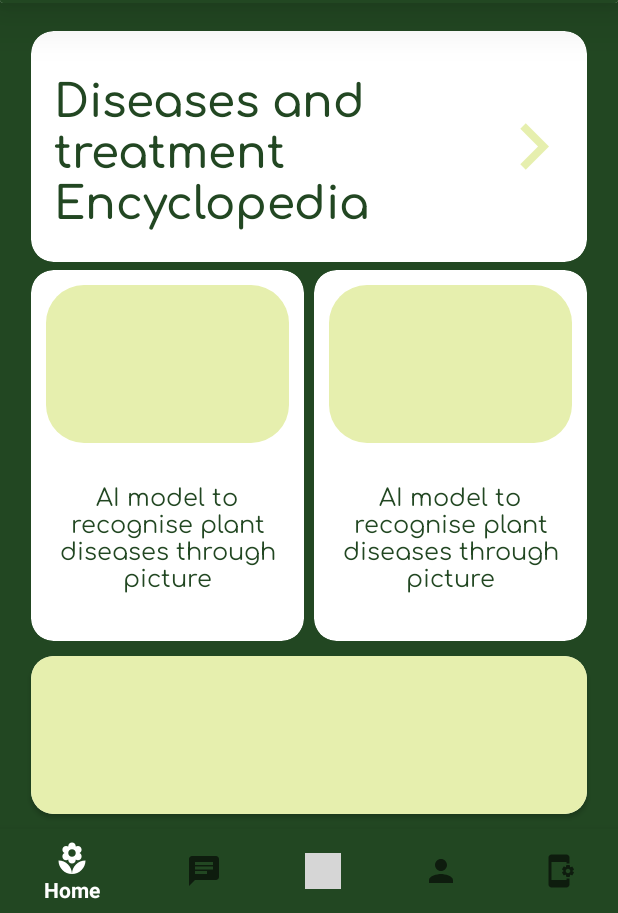
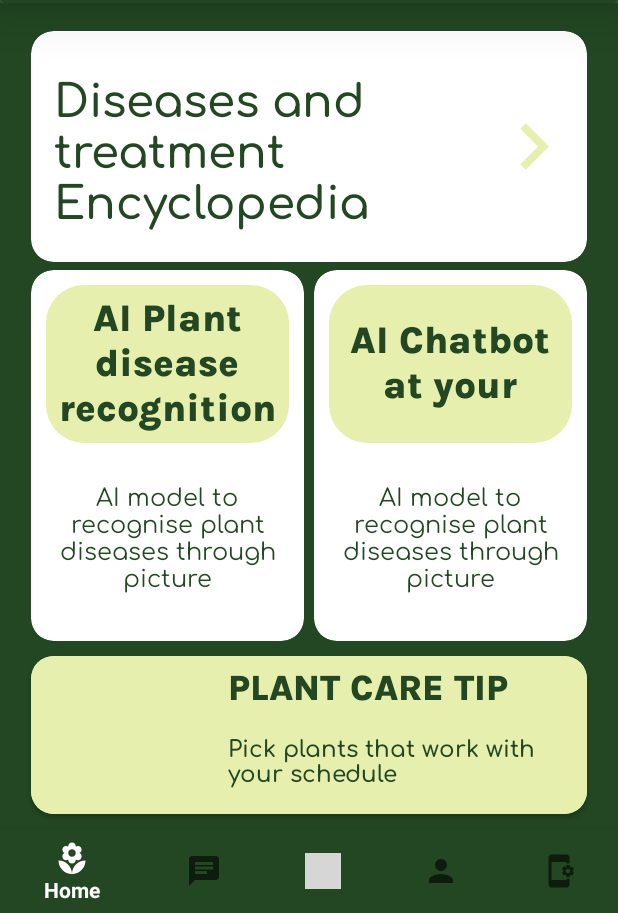
Before and after one commit to Drax0001/The-Plant-Doctor, an Android app: the layout activity_home.xml on its own in the app's theme, with its tools: preview values and no code run, on a phone screen of 412 x 824 dp, the part 323-1236 px from its top. Run offline under Robolectric (Android 15) with nearby library versions, the phone set to English and light mode, and no system bars; grey boxes are pictures that could not be loaded.

Commit message:
Update activity_home.xml

```diff
--- a/app/src/main/res/layout/activity_home.xml
+++ b/app/src/main/res/layout/activity_home.xml
@@ -155,6 +155,7 @@
         app:layout_constraintBottom_toTopOf="@+id/guideline11">
 
         <androidx.cardview.widget.CardView
+            android:id="@+id/cv_ai_plant"
             android:layout_width="0dp"
             android:layout_height="0dp"
             android:layout_rowWeight="1"
@@ -182,7 +183,7 @@
                     android:fontFamily="@font/karla_extrabold"
                     android:text="AI Plant disease recognition"
                     android:textAlignment="center"
-                    android:textColor="@color/secondary"
+                    android:textColor="@color/primary"
                     android:textSize="25sp"
                     app:layout_constraintStart_toStartOf="parent"
                     app:layout_constraintTop_toTopOf="parent" />
@@ -230,7 +231,7 @@
                     android:background="@drawable/btn_background"
                     android:paddingVertical="20dp"
                     android:text="AI Chatbot at your service"
-                    android:textColor="@color/secondary"
+                    android:textColor="@color/primary"
                     android:fontFamily="@font/karla_extrabold"
                     android:textAlignment="center"
                     android:textSize="25sp"
@@ -281,7 +282,7 @@
                 android:fontFamily="@font/karla_extrabold"
                 android:text="Plant Care Tip"
                 android:textAllCaps="true"
-                android:textColor="@color/secondary"
+                android:textColor="@color/primary"
                 android:textSize="24.27sp"
                 app:layout_constraintEnd_toEndOf="parent"
                 app:layout_constraintStart_toStartOf="@+id/guideline13"
@@ -293,7 +294,7 @@
                 android:layout_height="wrap_content"
                 android:fontFamily="@font/comfortaa_semibold"
                 android:text="Pick plants that work with your schedule"
-                android:textColor="@color/secondary"
+                android:textColor="@color/primary"
                 android:textSize="15sp"
                 app:layout_constraintBottom_toBottomOf="parent"
                 app:layout_constraintEnd_toEndOf="parent"
```
